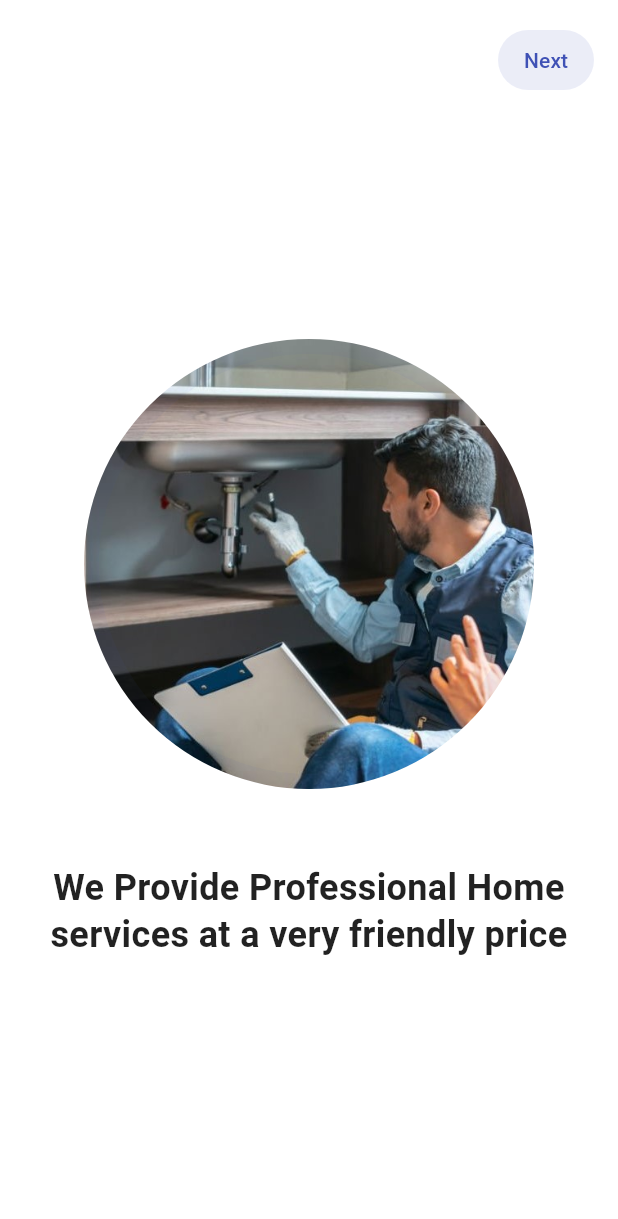
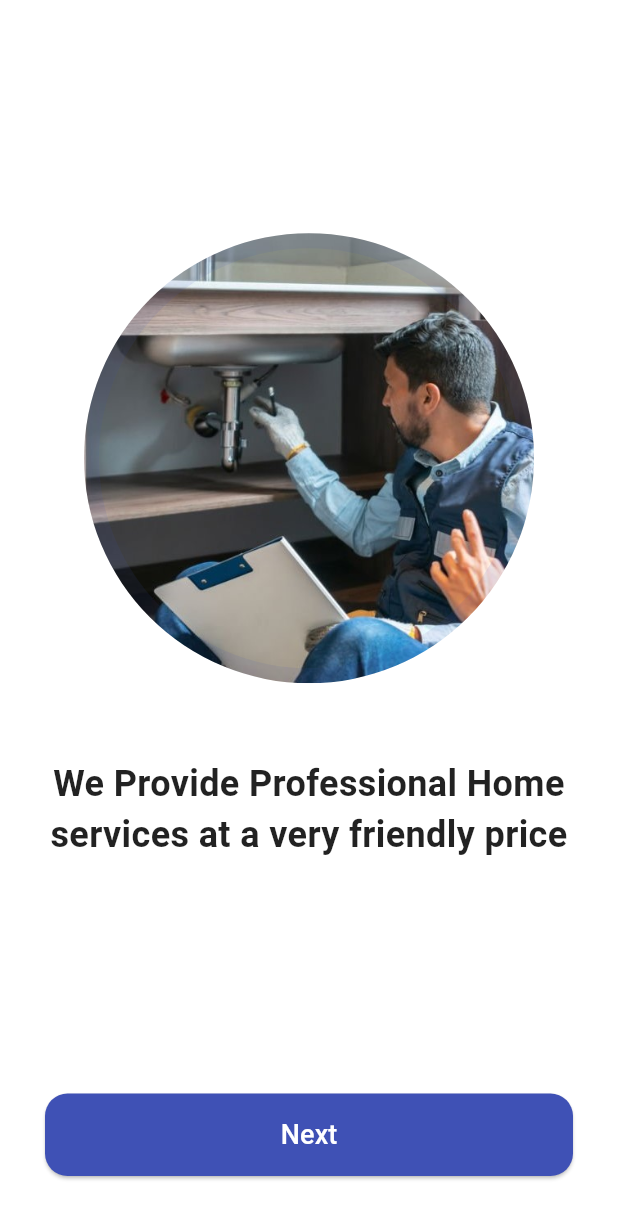
Before and after one commit to emalshahirun/FixMate, a Flutter app: the OnboardingScreen screen opened directly, on a phone screen of 412 x 824 dp. Shown: the top 1219 px of the screen. Run offline on Flutter 3.47's test engine with Material 3 defaults, Android fonts, the phone set to English and light mode, and no system bars; our stand-ins replace cloud_firestore, firebase_auth, firebase_core; accounts and stored records are empty.

Commit message:
changed splash,onboard and login screens

```diff
--- a/lib/login_page.dart
+++ b/lib/login_page.dart
@@ -1,5 +1,6 @@
 import 'package:flutter/material.dart';
 import 'package:firebase_auth/firebase_auth.dart';
+import 'package:cloud_firestore/cloud_firestore.dart';
 
 
 class LoginPage extends StatefulWidget {
--- a/lib/main.dart
+++ b/lib/main.dart
@@ -25,7 +25,7 @@ class MyApp extends StatelessWidget {
   Widget build(BuildContext context) {
     return const MaterialApp(
       debugShowCheckedModeBanner: false,
-      home: SignupPage(),
+      home: SplashScreen(),
     );
   }
 }
--- a/lib/onboard_screen.dart
+++ b/lib/onboard_screen.dart
@@ -1,58 +1,27 @@
 import 'package:flutter/material.dart';
+import 'login_page.dart';
 
-class OnboardingScreen extends StatefulWidget {
+class OnboardingScreen extends StatelessWidget {
   const OnboardingScreen({super.key});
-
-  @override
-  State<OnboardingScreen> createState() => _OnboardingScreenState();
-}
-
-class _OnboardingScreenState extends State<OnboardingScreen> {
-  final PageController _pageController = PageController();
-  int _currentPage = 0;
 
   @override
   Widget build(BuildContext context) {
     return Scaffold(
       backgroundColor: Colors.white,
       body: SafeArea(
-        child: Column(
-          children: [
-            // Top Skip Button
-            Align(
-              alignment: Alignment.topRight,
         child: Padding(
-                padding: const EdgeInsets.all(16.0),
-                child: TextButton(
-                  onPressed: () {},
-                  style: TextButton.styleFrom(
-                    backgroundColor: Colors.indigo.withOpacity(0.1),
-                    shape: RoundedRectangleBorder(borderRadius: BorderRadius.circular(20)),
-                  ),
-                  child: const Text("Next", style: TextStyle(color: Colors.indigo)),
-                ),
-              ),
-            ),
-
-            // Main Content (Image + Text)
-            Expanded(
-              child: PageView.builder(
-                controller: _pageController,
-                onPageChanged: (value) => setState(() => _currentPage = value),
-                itemCount: 3,
-                itemBuilder: (context, index) {
-                  return Padding(
           padding: const EdgeInsets.symmetric(horizontal: 30),
           child: Column(
             mainAxisAlignment: MainAxisAlignment.center,
             children: [
-                        // Circular Image Container
+              const Spacer(),
+              // Circular Image
               Container(
                 height: 300,
                 width: 300,
                 decoration: BoxDecoration(
                   shape: BoxShape.circle,
-                            border: Border.all(color: Colors.indigo.withOpacity(0.05), width: 10),
+                  border: Border.all(color: Colors.indigo.withOpacity(0.1), width: 10),
                   image: const DecorationImage(
                     image: AssetImage("assets/onboard.jpg"),
                     fit: BoxFit.cover,
@@ -60,7 +29,7 @@ class _OnboardingScreenState extends State<OnboardingScreen> {
                 ),
               ),
               const SizedBox(height: 50),
-                        // Title Text
+              // Title
               const Text(
                 "We Provide Professional Home services at a very friendly price",
                 textAlign: TextAlign.center,
@@ -68,35 +37,36 @@ class _OnboardingScreenState extends State<OnboardingScreen> {
                   fontSize: 24,
                   fontWeight: FontWeight.bold,
                   color: Colors.black87,
-                            height: 1.3,
                 ),
               ),
+              const Spacer(),
+              // Get Started Button
+              SizedBox(
+                width: double.infinity,
+                height: 55,
+                child: ElevatedButton(
+                  onPressed: () {
+                    // Navigate to Login and remove Onboarding from the stack
+                    Navigator.pushReplacement(
+                      context,
+                      MaterialPageRoute(builder: (context) => const LoginPage()),
+                    );
+                  },
+                  style: ElevatedButton.styleFrom(
+                    backgroundColor: Colors.indigo,
+                    shape: RoundedRectangleBorder(borderRadius: BorderRadius.circular(15)),
+                  ),
+                  child: const Text(
+                    "Next",
+                    style: TextStyle(color: Colors.white, fontSize: 18),
+                  ),
+                ),
+              ),
+              const SizedBox(height: 40),
             ],
           ),
-                  );
-                },
-              ),
-            ),
-
-            const SizedBox(height: 40),
-
-          ],
         ),
       ),
     );
   }
-
-  // Helper widget for smooth dots
-  Widget buildDot(int index) {
-    return AnimatedContainer(
-      duration: const Duration(milliseconds: 200),
-      margin: const EdgeInsets.only(right: 5),
-      height: 6,
-      width: _currentPage == index ? 20 : 6,
-      decoration: BoxDecoration(
-        color: _currentPage == index ? Colors.indigo : Colors.indigo.withOpacity(0.2),
-        borderRadius: BorderRadius.circular(3),
-      ),
-    );
 }
-}
--- a/pubspec.yaml
+++ b/pubspec.yaml
@@ -36,6 +36,7 @@ dependencies:
   cupertino_icons: ^1.0.8
   firebase_core: ^4.4.0
   firebase_auth: ^6.1.4
+  cloud_firestore: ^6.1.2
 
 dev_dependencies:
   flutter_test:
```
Also changed, not shown: lib/splash_screen.dart (+21 -5 lines), pubspec.lock, 3 other files. Lines whose indentation alone changed are shown as unchanged.
